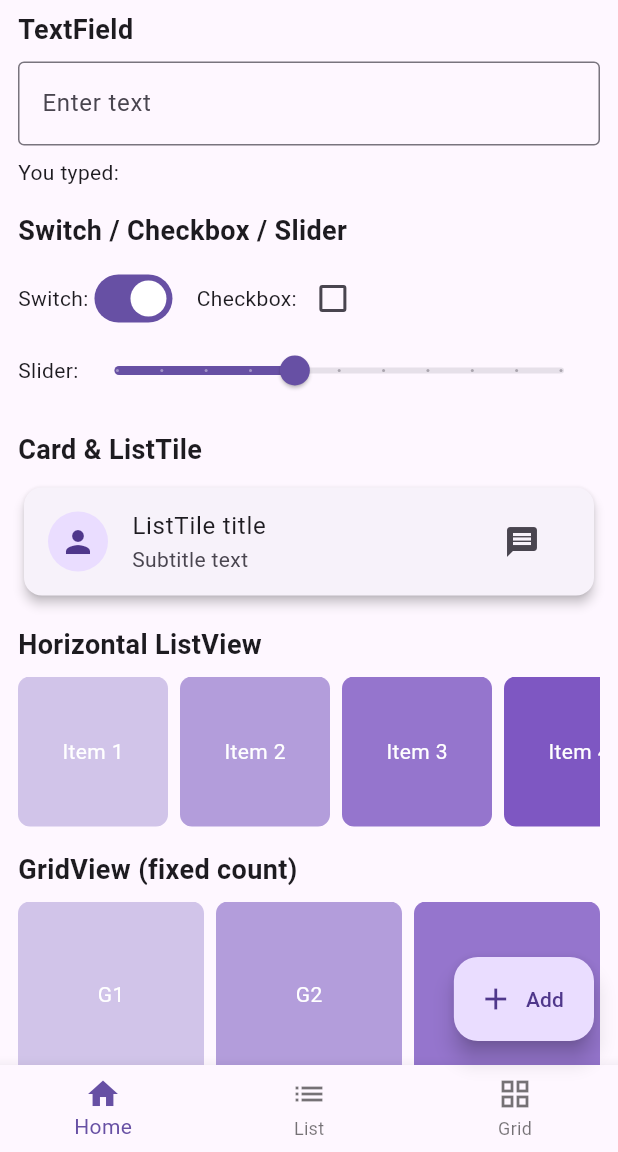
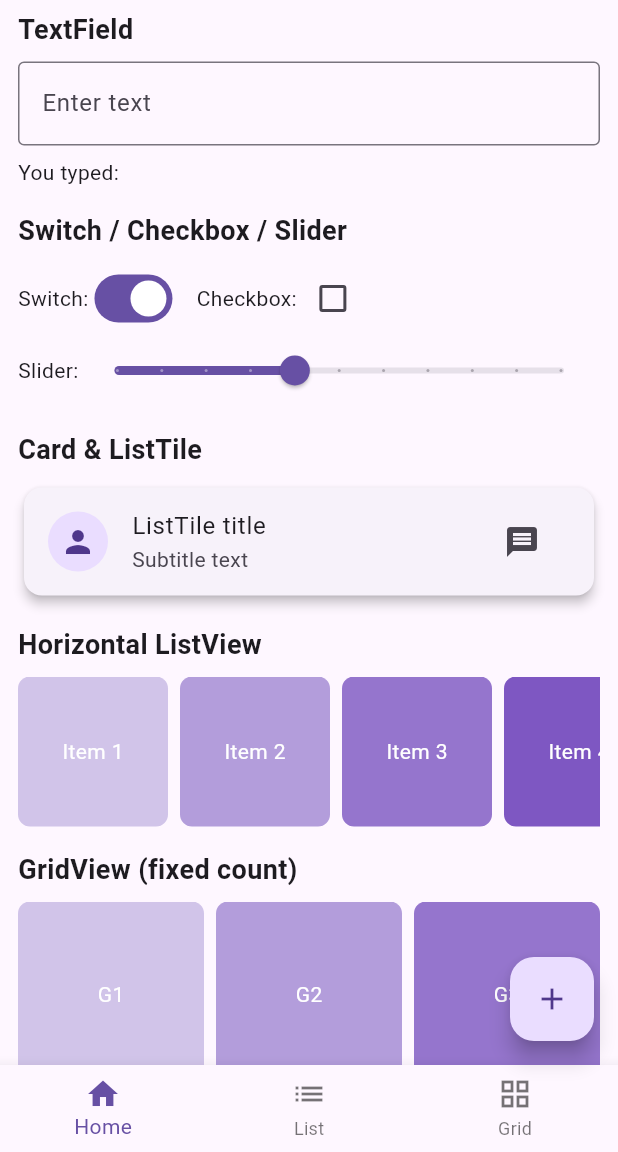
Before and after one commit to darrenak403/basic_flutter, a Flutter app: the screen it shows after launch, scrolled down 576 dp, on a phone screen of 412 x 824 dp, the part 84-1236 px from its top. Run offline on Flutter 3.47's test engine with Material 3 defaults, Android fonts, the phone set to English and light mode, and no system bars; network calls fail.

Commit message:
Refactor floating action button to use standard style and remove extended label

```diff
--- a/lib/pages/basic_flutter_page.dart
+++ b/lib/pages/basic_flutter_page.dart
@@ -134,10 +134,9 @@ class _BasicFlutterPageState extends State<BasicFlutterPage> {
           ),
         ],
       ),
-      floatingActionButton: FloatingActionButton.extended(
+      floatingActionButton: FloatingActionButton(
         onPressed: () => _showSnack('FAB pressed'),
-        icon: const Icon(Icons.add),
-        label: const Text('Add'),
+        child: const Icon(Icons.add),
       ),
       bottomNavigationBar: BottomNavigationBar(
         currentIndex: _bottomIndex,
```
